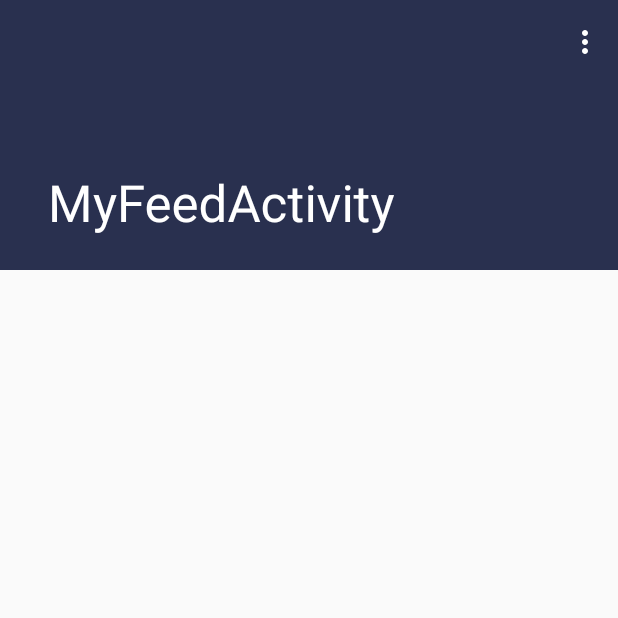
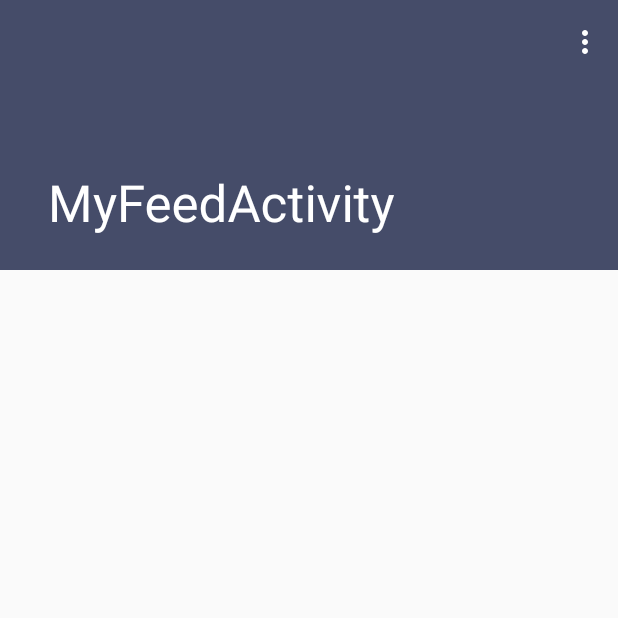
Before and after one commit to chaquo/chaquopy-console, an Android app: the MyFeedActivity screen opened directly, with no data from a screen before it, on a phone screen of 412 x 824 dp, the top half of it. Run offline under Robolectric (Android 15) with nearby library versions, the light colour scheme and no system bars; 13 statements that could not run were skipped.

Commit message:
minor color change of top bar

```diff
--- a/app/src/main/res/values/colors.xml
+++ b/app/src/main/res/values/colors.xml
@@ -1,6 +1,6 @@
 <?xml version="1.0" encoding="utf-8"?>
 <resources>
-    <color name="colorPrimary">#29304F</color> <!-->top bar color-->
+    <color name="colorPrimary">#E12E3657</color> <!-->top bar color-->
     <color name="colorPrimaryDark">#000000</color> <!-->android status bar color-->
     <color name="colorAccent">#000000</color> <!-->button color-->
 </resources>
```
